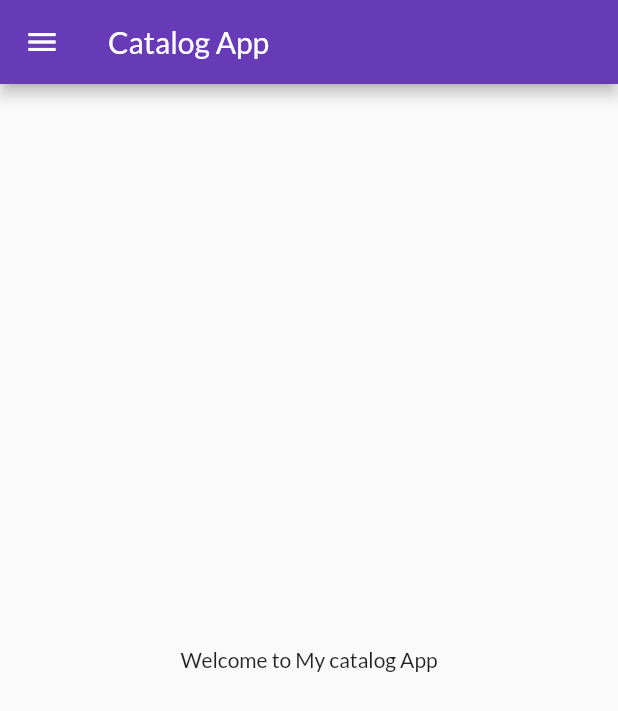
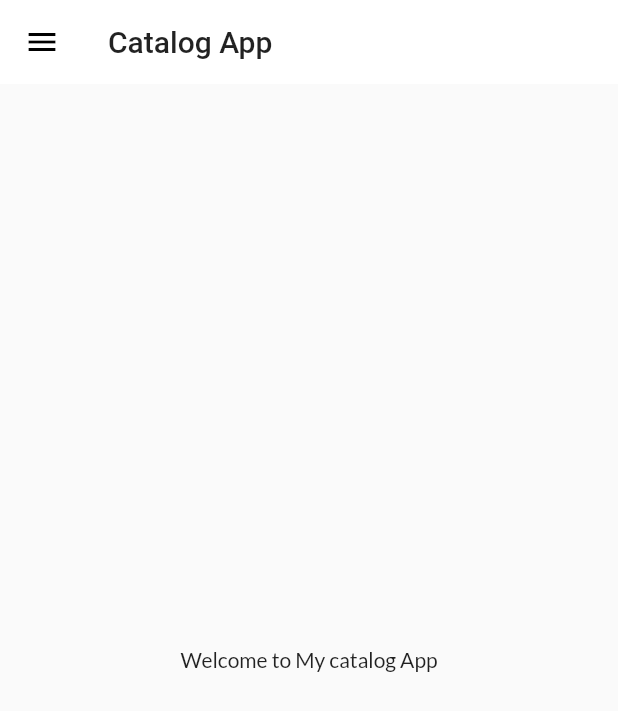
Before and after one commit to Shreejisangani/sampleproject, a Flutter app: the screen it shows after launch, on a phone screen of 412 x 824 dp. Shown: the top 711 px of the screen. Run offline on Flutter 3.47's test engine with Material 2 defaults, Android fonts, the phone set to English and light mode, and no system bars; our stand-ins replace google_fonts.

Commit message:
day10 completed

```diff
--- a/lib/main.dart
+++ b/lib/main.dart
@@ -1,8 +1,8 @@
 import 'package:flutter/material.dart';
-import 'package:google_fonts/google_fonts.dart';
 import 'package:sampleproject/pages/home_page.dart';
 import 'package:sampleproject/pages/login_page.dart';
 import 'package:sampleproject/utils/routes.dart';
+import 'package:sampleproject/widgets/themes.dart';
 
 void main() {
   runApp(MyApp());
@@ -15,12 +15,9 @@ class MyApp extends StatelessWidget {
   Widget build(BuildContext context) {
     return MaterialApp(
       // home: Homepage(), //je page apyu hase aa page load thase route na vapro to
-      theme: ThemeData(
-          primarySwatch: Colors.deepPurple,
-          fontFamily: GoogleFonts.lato().fontFamily),//googlefontimport
-      // darkTheme: ThemeData(
-      //   brightness: Brightness.dark
-      // ),
+      themeMode: ThemeMode.light,
+      theme:MyTheme.lightTheme(context) ,
+      darkTheme: MyTheme.darkTheme(context),
       debugShowCheckedModeBanner: false,
       initialRoute: MyRoutes.homepage, // home bydefault hase start ma
       routes: {
--- a/lib/pages/home_page.dart
+++ b/lib/pages/home_page.dart
@@ -8,6 +8,9 @@ class HomePage extends StatelessWidget {
   Widget build(BuildContext context) {
     return Scaffold(
       appBar: AppBar(
+        // backgroundColor: Colors.white,
+        // elevation: 0.0 , //shedow nu elevation dur karva mate
+        // iconTheme: IconThemeData(color: Colors.black),
         title: Text("Catalog App"),
       ),
       body: Center(
--- /dev/null
+++ b/lib/widgets/themes.dart
@@ -0,0 +1,16 @@
+import 'package:flutter/material.dart';
+import 'package:google_fonts/google_fonts.dart';
+
+class MyTheme {
+  static ThemeData lightTheme(BuildContext context) => ThemeData(
+      primarySwatch: Colors.deepPurple,
+      fontFamily: GoogleFonts.lato().fontFamily,
+      appBarTheme: AppBarTheme(
+          color: Colors.white,
+          elevation: 0.0,
+          iconTheme: IconThemeData(color: Colors.black),
+          textTheme: Theme.of(context).textTheme));
+
+  static ThemeData darkTheme(BuildContext context) =>
+      ThemeData(brightness: Brightness.dark);
+}
```
Also changed, not shown: lib/models/catalog.dart (added, +23 -0 lines).
